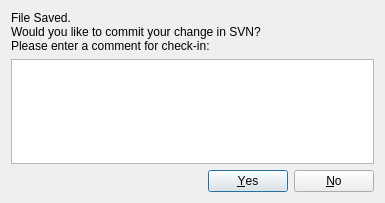
Before: the Qt Designer form commit.ui in pcdshub/IocManager, drawn with Qt 5.
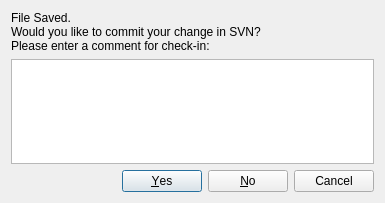
After: the same form once the commit is applied.

Commit message: Added "Cancel" option to SVN save comment screen.  Added Apply verification screen which can selectively apply changes.  Fixed bug with startProc that can't find a directory.

The edit to the form file:
```diff
--- a/commit.ui
+++ b/commit.ui
@@ -32,7 +32,7 @@
       <enum>Qt::Horizontal</enum>
      </property>
      <property name="standardButtons">
-      <set>QDialogButtonBox::No|QDialogButtonBox::Yes</set>
+      <set>QDialogButtonBox::Cancel|QDialogButtonBox::No|QDialogButtonBox::Yes</set>
      </property>
     </widget>
    </item>
```
The commit also changes 5 other files.
